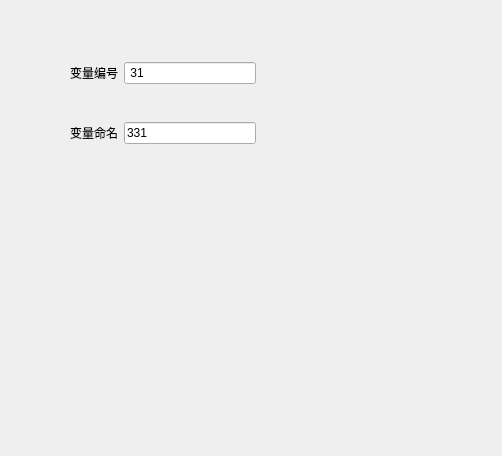
The window that src/config_ui/qt/src/config/headers/widgets/variant_edit/basic.ui (eth-from-zero/qzy-environmental-monitoring) describes before a commit, drawn with Qt 5.
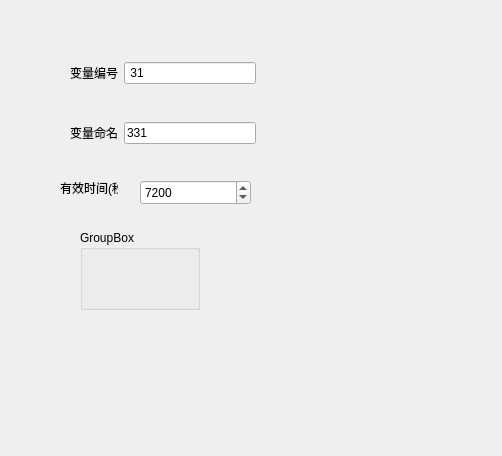
The same window after the commit.

The edit to the form file:
```diff
--- a/src/config_ui/qt/src/config/headers/widgets/variant_edit/basic.ui
+++ b/src/config_ui/qt/src/config/headers/widgets/variant_edit/basic.ui
@@ -68,6 +68,51 @@
     </item>
    </layout>
   </widget>
+  <widget class="QLabel" name="label_3">
+   <property name="geometry">
+    <rect>
+     <x>60</x>
+     <y>180</y>
+     <width>58</width>
+     <height>16</height>
+    </rect>
+   </property>
+   <property name="text">
+    <string>有效时间(秒)</string>
+   </property>
+  </widget>
+  <widget class="QSpinBox" name="spinBox">
+   <property name="geometry">
+    <rect>
+     <x>140</x>
+     <y>180</y>
+     <width>111</width>
+     <height>25</height>
+    </rect>
+   </property>
+   <property name="maximum">
+    <number>15200</number>
+   </property>
+   <property name="value">
+    <number>7200</number>
+   </property>
+  </widget>
+  <widget class="QGroupBox" name="groupBox">
+   <property name="geometry">
+    <rect>
+     <x>80</x>
+     <y>230</y>
+     <width>120</width>
+     <height>80</height>
+    </rect>
+   </property>
+   <property name="styleSheet">
+    <string notr="true">border-color: qlineargradient(spread:pad, x1:0, y1:0, x2:1, y2:0, stop:0 rgba(0, 0, 0, 255), stop:1 rgba(255, 255, 255, 255));</string>
+   </property>
+   <property name="title">
+    <string>GroupBox</string>
+   </property>
+  </widget>
  </widget>
  <resources/>
  <connections/>
```
